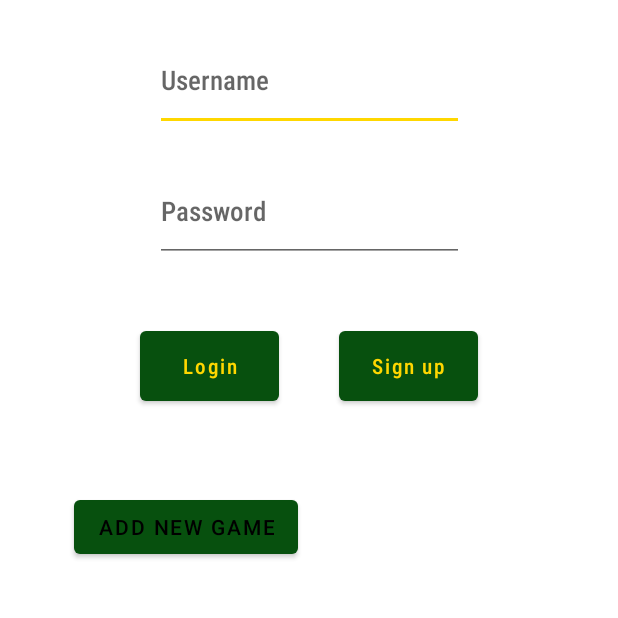
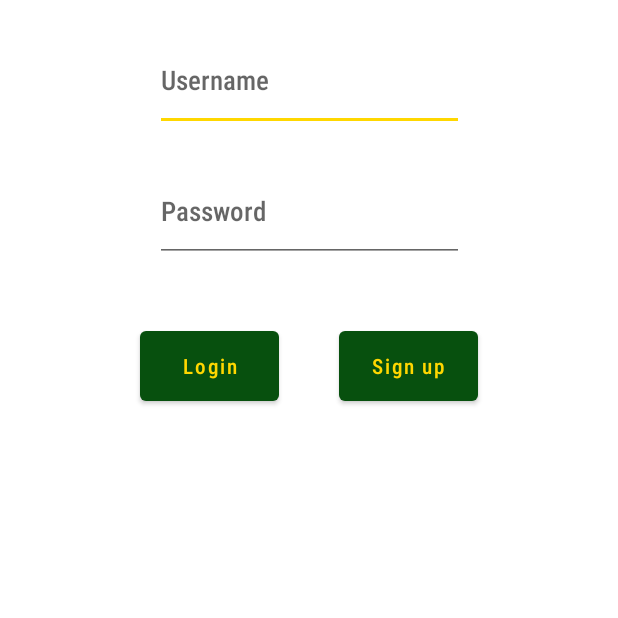
Before and after one commit to CamdenKSeaver/VolleyballApp2, an Android app: the screen it shows after launch (MainActivity), after a tap on "Login", on a phone screen of 412 x 824 dp, the part 455-1073 px from its top. Run offline under Robolectric (Android 15) with nearby library versions, the phone set to English and light mode, and no system bars; our stand-ins replace Firebase (no records; nobody signed in at launch, a user with empty details on screens opened directly).

Commit message:
can save game data and added make new game button that crashes

```diff
--- a/VolleyballApp-main/app/src/main/java/com/example/volleyballapp/ASet.java
+++ b/VolleyballApp-main/app/src/main/java/com/example/volleyballapp/ASet.java
@@ -62,6 +62,26 @@ public class ASet implements Parcelable {
         gameDocID = "none";
         setDocID = "none";
     }
+    public ASet(int setNumber) {
+        this.setNumber = setNumber;
+        homeScore = 0;
+        awayScore = 0;
+        homeAce = 0;
+        homeBlock = 0;
+        homeKill = 0;
+        awayAce = 0;
+        awayBlock = 0;
+        awayKill = 0;
+        homeOppAtkError = 0;
+        homeOppServeError = 0;
+        homeOppOtherError = 0;
+        awayOppAtkError = 0;
+        awayOppServeError = 0;
+        awayOppOtherError = 0;
+        gameDocID = "none";
+        setDocID = "none";
+    }
+
 
     public ASet(int setNumber, String gameDocID) {
         this.setNumber = setNumber;
--- a/VolleyballApp-main/app/src/main/java/com/example/volleyballapp/FirebaseHelper.java
+++ b/VolleyballApp-main/app/src/main/java/com/example/volleyballapp/FirebaseHelper.java
@@ -61,7 +61,7 @@ public class FirebaseHelper {
         myGames = new ArrayList<>();
         // instantiate any other vars you need
 
-        makeNewGame("12-1-22 FHS vs CHS");
+       // makeNewGame("12-1-22 FHS vs CHS");
     }
 
 
@@ -70,17 +70,17 @@ public class FirebaseHelper {
      * the game title, coachUID, and gameDocID.  It also has a collection of three sets
      * @param gameTitle
      */
-    public void makeNewGame(String gameTitle) {
+    public void makeNewGame(Game game) {
         if (mAuth.getUid() != null)
             uid = mAuth.getUid();
         // This is what adds the three key value-pairs of data for the Game
-        Map<String, Object> game = new HashMap<>();
-        game.put("GameTitle", gameTitle);
-        game.put("coachUID", uid);
-        game.put("gameDocID", "not set yet");
+        Map<String, Object> gameCollection = new HashMap<>();
+        gameCollection.put("GameTitle", game.getHomeTeam() + " vs " + game.getAwayTeam());
+        gameCollection.put("coachUID", uid);
+        gameCollection.put("gameDocID", "not set yet");
         // Add a new document with a docID = to the game date and team set by coach
         db.collection("allGames")
-                .add(game)
+                .add(gameCollection)
                 .addOnSuccessListener(new OnSuccessListener<DocumentReference>() {
                     @Override
                     public void onSuccess(DocumentReference documentReference) {
@@ -90,10 +90,10 @@ public class FirebaseHelper {
                                 document(documentReference.getId()).update("gameDocID", documentReference.getId());
 
                         // helper method to add a set object to the sets collection for this Game document
-                        addSetToGame(1, currentGameDocUID);
-                        addSetToGame(2, currentGameDocUID);
-                        addSetToGame(3, currentGameDocUID);
-                        Log.i(TAG, "just added " + gameTitle);
+                        addSetToGame(game,0, currentGameDocUID);
+                        addSetToGame(game,1, currentGameDocUID);
+                        addSetToGame(game,2, currentGameDocUID);
+                        Log.i(TAG, "just added " + game.getHomeTeam() + " vs " + game.getAwayTeam());
 
                         Log.i(TAG, "new game docID "+currentGameDocUID);
                         MainActivity.presentGameDocID = currentGameDocUID;
@@ -116,11 +116,10 @@ public class FirebaseHelper {
      * @param gameDocID
      */
 
-    public void addSetToGame(int setNum, String gameDocID) {
+    public void addSetToGame(Game game, int setNum, String gameDocID) {
         db.collection("allGames").
-                document(gameDocID).
-                collection("sets")
-                .add(new ASet(setNum, gameDocID))
+                document(gameDocID).collection("sets")
+                .add(game.getSets().get(setNum))
                 .addOnSuccessListener(new OnSuccessListener<DocumentReference>() {
                     @Override
                     public void onSuccess(DocumentReference documentReference) {
@@ -169,17 +168,17 @@ public class FirebaseHelper {
 //            }
 //        });
 //    }
+//FirestoreCallback firestoreCallback
+    public void editData(String gamedocID, String setId, ASet set ) {
 
-    public void editData(String docID, String setId, ASet set, FirestoreCallback firestoreCallback) {
-
-        db.collection("allGames").document(docID).collection("sets")
+        db.collection("allGames").document(gamedocID).collection("sets")
                 .document(setId)
                 .set(set)
                 .addOnSuccessListener(new OnSuccessListener<Void>() {
                     @Override
                     public void onSuccess(Void unused) {
                         Log.i(TAG, "Success updating document");
-                        readData(firestoreCallback);
+                      //  readData(firestoreCallback);
                     }
                 })
                 .addOnFailureListener(new OnFailureListener() {
--- a/VolleyballApp-main/app/src/main/java/com/example/volleyballapp/Game.java
+++ b/VolleyballApp-main/app/src/main/java/com/example/volleyballapp/Game.java
@@ -81,9 +81,9 @@ public class Game implements Parcelable {
         awayTeam = "";
         date = "1234";
         sets = new ArrayList<ASet>();
-        sets.add(new ASet());
-        sets.add(new ASet());
-        sets.add(new ASet());
+        sets.add(new ASet(1));
+        sets.add(new ASet(2));
+        sets.add(new ASet(3));
         publicGame = false;
         docID = "";
 
--- a/VolleyballApp-main/app/src/main/java/com/example/volleyballapp/PrivateGames.java
+++ b/VolleyballApp-main/app/src/main/java/com/example/volleyballapp/PrivateGames.java
@@ -18,4 +18,5 @@ public class PrivateGames extends Fragment {
         // Inflate the layout for this fragment
         return inflater.inflate(R.layout.fragment_private_games, container, false);
     }
+
 }
--- a/VolleyballApp-main/app/src/main/java/com/example/volleyballapp/Scoreboard.java
+++ b/VolleyballApp-main/app/src/main/java/com/example/volleyballapp/Scoreboard.java
@@ -5,6 +5,7 @@ import android.view.LayoutInflater;
 import android.view.View;
 import android.view.ViewGroup;
 import android.widget.Button;
+import android.widget.EditText;
 import android.widget.TextView;
 
 import java.io.*;
@@ -12,6 +13,7 @@ import androidx.fragment.app.Fragment;
 
 public class Scoreboard extends Fragment {
 
+    EditText awayTeamName;
     public Scoreboard(){
         // require a empty public constructor
     }
--- /dev/null
+++ b/VolleyballApp-main/app/src/main/java/com/example/volleyballapp/secondHome.java
@@ -0,0 +1,64 @@
+package com.example.volleyballapp;
+
+import android.os.Bundle;
+
+import androidx.fragment.app.Fragment;
+
+import android.view.LayoutInflater;
+import android.view.View;
+import android.view.ViewGroup;
+
+/**
+ * A simple {@link Fragment} subclass.
+ * Use the {@link secondHome#newInstance} factory method to
+ * create an instance of this fragment.
+ */
+public class secondHome extends Fragment {
+
+    // TODO: Rename parameter arguments, choose names that match
+    // the fragment initialization parameters, e.g. ARG_ITEM_NUMBER
+    private static final String ARG_PARAM1 = "param1";
+    private static final String ARG_PARAM2 = "param2";
+
+    // TODO: Rename and change types of parameters
+    private String mParam1;
+    private String mParam2;
+
+    public secondHome() {
+        // Required empty public constructor
+    }
+
+    /**
+     * Use this factory method to create a new instance of
+     * this fragment using the provided parameters.
+     *
+     * @param param1 Parameter 1.
+     * @param param2 Parameter 2.
+     * @return A new instance of fragment secondHome.
+     */
+    // TODO: Rename and change types and number of parameters
+    public static secondHome newInstance(String param1, String param2) {
+        secondHome fragment = new secondHome();
+        Bundle args = new Bundle();
+        args.putString(ARG_PARAM1, param1);
+        args.putString(ARG_PARAM2, param2);
+        fragment.setArguments(args);
+        return fragment;
+    }
+
+    @Override
+    public void onCreate(Bundle savedInstanceState) {
+        super.onCreate(savedInstanceState);
+        if (getArguments() != null) {
+            mParam1 = getArguments().getString(ARG_PARAM1);
+            mParam2 = getArguments().getString(ARG_PARAM2);
+        }
+    }
+
+    @Override
+    public View onCreateView(LayoutInflater inflater, ViewGroup container,
+                             Bundle savedInstanceState) {
+        // Inflate the layout for this fragment
+        return inflater.inflate(R.layout.fragment_second_home, container, false);
+    }
+}
--- a/VolleyballApp-main/app/src/main/res/layout/fragment_homescreen.xml
+++ b/VolleyballApp-main/app/src/main/res/layout/fragment_homescreen.xml
@@ -108,15 +108,4 @@
         android:orientation="vertical"
         app:layout_constraintGuide_percent="0.7931873" />
 
-    <Button
-        android:id="@+id/button"
-        android:layout_width="wrap_content"
-        android:layout_height="wrap_content"
-        android:layout_marginTop="54dp"
-android:onClick="addGameButtonClicked"
-        android:layout_marginEnd="213dp"
-        android:text="Add new game"
-        app:layout_constraintEnd_toEndOf="parent"
-        app:layout_constraintTop_toBottomOf="@+id/loginButton" />
-
 </androidx.constraintlayout.widget.ConstraintLayout>
--- a/VolleyballApp-main/app/src/main/res/layout/fragment_scoreboard.xml
+++ b/VolleyballApp-main/app/src/main/res/layout/fragment_scoreboard.xml
@@ -269,7 +269,7 @@
         android:text="Save Game"
         android:textAllCaps="false"
         android:textSize="17sp"
-        android:onClick="addGameButtonClicked"
+        android:onClick="saveGame"
         app:layout_constraintBottom_toTopOf="@id/awayTeamName"
         android:textColor="@color/gold"
         android:layout_marginLeft="1dp"
```
Also changed, not shown: VolleyballApp-main/app/src/main/java/com/example/volleyballapp/MainActivity.java (+32 -47 lines), VolleyballApp-main/app/src/main/java/com/example/volleyballapp/SelectGameType.java (deleted, +0 -18 lines), VolleyballApp-main/app/src/main/res/layout/fragment_second_home.xml (added, +59 -0 lines).
